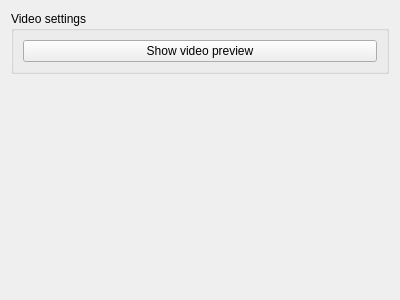
qTox/qTox, file widget/form/settings/avsettings.ui: the form before one commit.
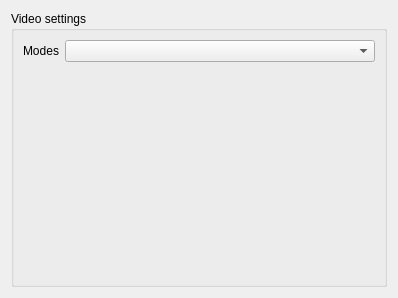
The form after the commit.

Commit message: camera: initial PBO support, mode probing

Diff of the .ui file:
```diff
--- a/widget/form/settings/avsettings.ui
+++ b/widget/form/settings/avsettings.ui
@@ -6,29 +6,40 @@
    <rect>
     <x>0</x>
     <y>0</y>
-    <width>400</width>
-    <height>300</height>
+    <width>398</width>
+    <height>298</height>
    </rect>
   </property>
   <property name="windowTitle">
    <string>Form</string>
   </property>
-  <layout class="QVBoxLayout" name="verticalLayout">
+  <layout class="QVBoxLayout" name="verticalLayout_2">
    <item>
     <widget class="QGroupBox" name="videoGroup">
      <property name="title">
       <string>Video settings</string>
      </property>
-     <layout class="QVBoxLayout" name="verticalLayout_2">
+     <layout class="QVBoxLayout" name="verticalLayout">
       <item>
-       <widget class="QPushButton" name="testVideoBtn">
+       <layout class="QFormLayout" name="formLayout">
+        <item row="0" column="0">
+         <widget class="QLabel" name="label">
         <property name="text">
-         <string>Show video preview</string>
+           <string>Modes</string>
+          </property>
+         </widget>
+        </item>
+        <item row="0" column="1">
+         <widget class="QComboBox" name="videoModescomboBox">
+          <property name="sizePolicy">
+           <sizepolicy hsizetype="Expanding" vsizetype="Fixed">
+            <horstretch>0</horstretch>
+            <verstretch>0</verstretch>
+           </sizepolicy>
         </property>
        </widget>
       </item>
      </layout>
-    </widget>
    </item>
    <item>
     <spacer name="verticalSpacer">
@@ -38,10 +49,13 @@
      <property name="sizeHint" stdset="0">
       <size>
        <width>20</width>
-       <height>40</height>
+          <height>212</height>
       </size>
      </property>
     </spacer>
+      </item>
+     </layout>
+    </widget>
    </item>
   </layout>
  </widget>
```
Lines whose indentation alone changed are shown as unchanged. The commit also changes 7 other files.
